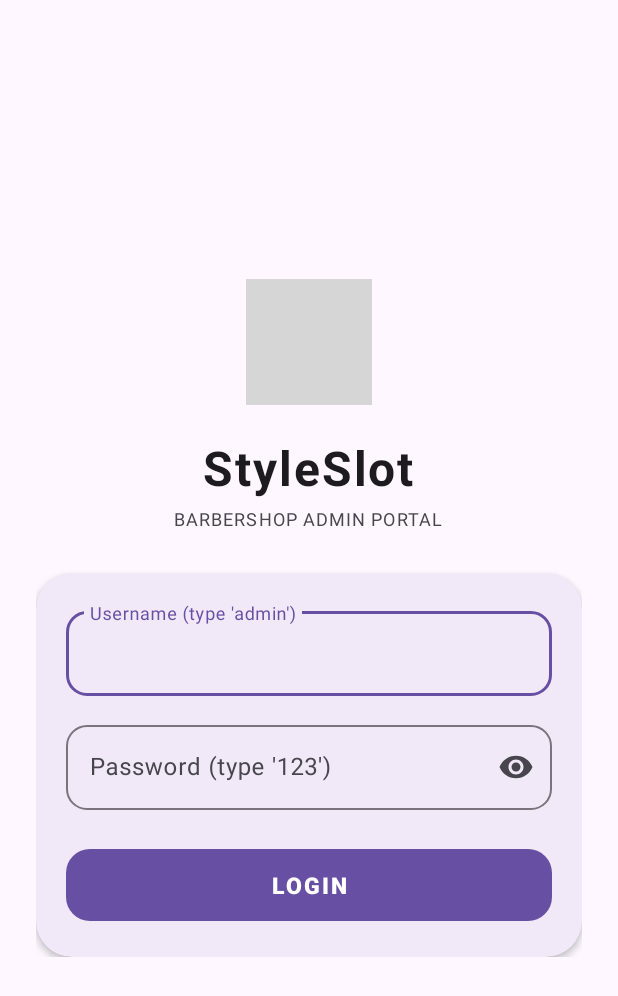
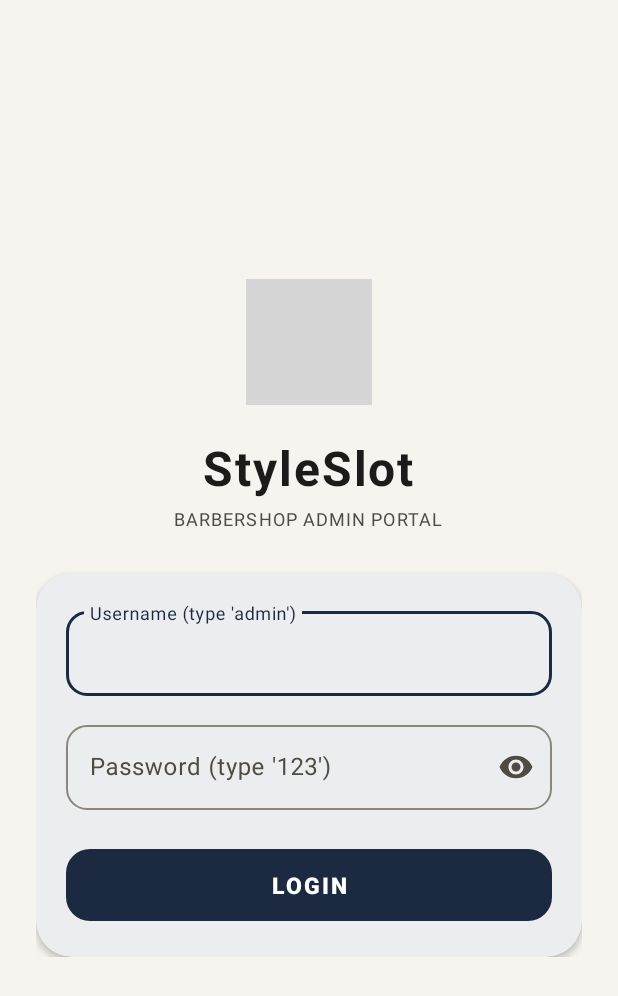
Before and after one commit to BenGeeIV/ClippersApp, an Android app: the screen it shows after launch (MainActivity), on a phone screen of 412 x 824 dp. Shown: the top 996 px of the screen. Run offline under Robolectric (Android 15) with nearby library versions, the phone set to English and light mode, and no system bars; grey boxes are pictures that could not be loaded.

Commit message:
added ui design

```diff
--- a/app/src/main/res/values/themes.xml
+++ b/app/src/main/res/values/themes.xml
@@ -1,8 +1,27 @@
+<?xml version="1.0" encoding="utf-8"?>
 <resources xmlns:tools="http://schemas.android.com/tools">
     <!-- Base application theme. -->
     <style name="Base.Theme.BarbershopAppLab4" parent="Theme.Material3.DayNight.NoActionBar">
-        <!-- Customize your light theme here. -->
-        <!-- <item name="colorPrimary">@color/my_light_primary</item> -->
+        <item name="colorPrimary">@color/md_primary</item>
+        <item name="colorOnPrimary">@color/md_on_primary</item>
+        <item name="colorPrimaryContainer">@color/md_primary_container</item>
+        <item name="colorOnPrimaryContainer">@color/md_on_primary_container</item>
+        <item name="colorSecondary">@color/md_secondary</item>
+        <item name="colorOnSecondary">@color/md_on_secondary</item>
+        <item name="colorSecondaryContainer">@color/md_secondary_container</item>
+        <item name="colorOnSecondaryContainer">@color/md_on_secondary_container</item>
+        <item name="android:colorBackground">@color/md_background</item>
+        <item name="colorOnBackground">@color/md_on_background</item>
+        <item name="colorSurface">@color/md_surface</item>
+        <item name="colorOnSurface">@color/md_on_surface</item>
+        <item name="colorSurfaceVariant">@color/md_surface_variant</item>
+        <item name="colorOnSurfaceVariant">@color/md_on_surface_variant</item>
+        <item name="colorOutline">@color/md_outline</item>
+        <item name="colorError">@color/md_error</item>
+        <item name="colorOnError">@color/md_on_error</item>
+
+        <item name="android:statusBarColor">@color/header_bg</item>
+        <item name="android:windowLightStatusBar">false</item>
     </style>
 
     <style name="Theme.BarbershopAppLab4" parent="Base.Theme.BarbershopAppLab4" />
```
